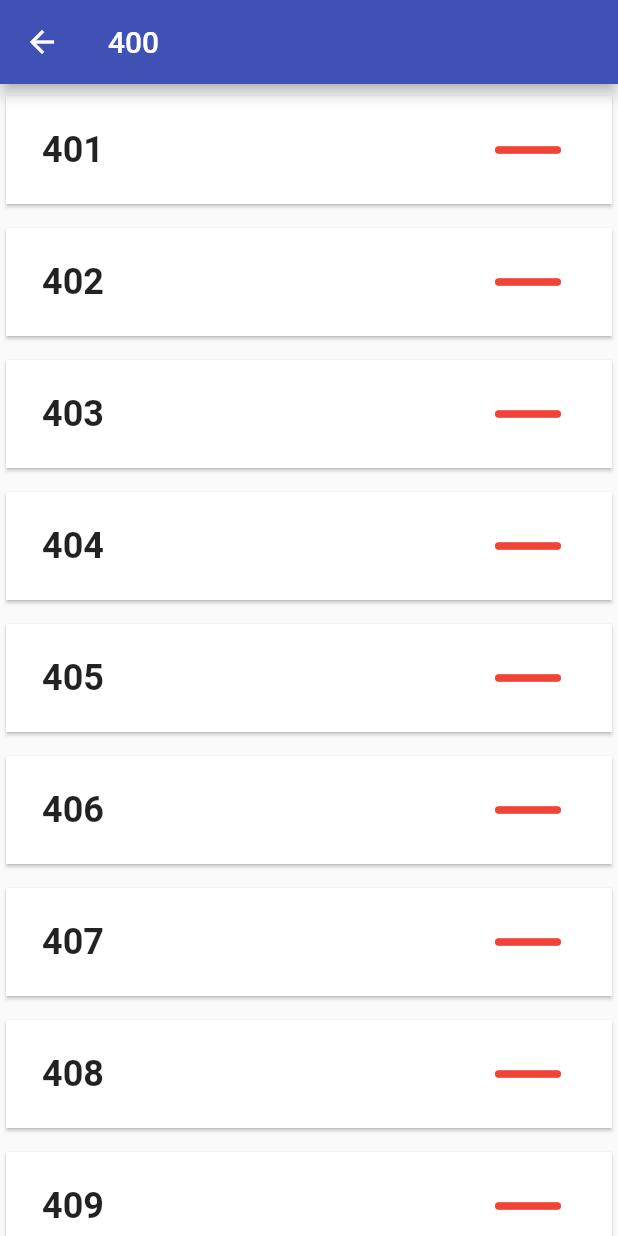
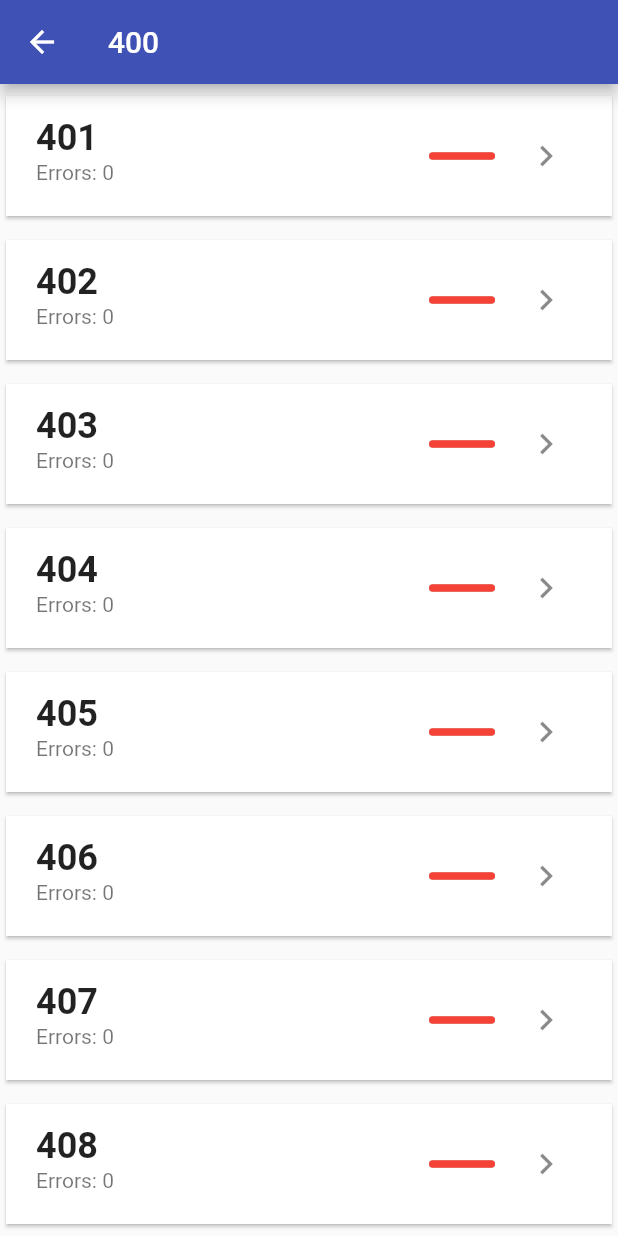
Before and after one commit to TobiPristupin/RoomCheck, a Flutter app: the screen it shows after launch, after a tap on "400", on a phone screen of 412 x 824 dp. Run offline on Flutter 3.47's test engine with Material 2 defaults, Android fonts, the phone set to English and light mode, and no system bars; drawn by our look-alikes of percent_indicator; our stand-ins replace firebase_core; accounts and stored records are empty; statements that could not run were skipped.

Commit message:
Added Error subtitle and arrow button to room list tile

```diff
--- a/lib/managers/building_manager.dart
+++ b/lib/managers/building_manager.dart
@@ -5,43 +5,43 @@ import 'package:room_check/model/building.dart';
 class BuildingManager extends ChangeNotifier {
   Map<String, Map<String, Room>> _allBuildings = {
     "100": {
-      "101": Room("101", false, false, false, false, null),
+      "101": Room("101", false, false, false, false),
     },
     "200": {
-      "201": Room("201", false, false, false, false, null),
-      "202": Room("202", false, false, false, false, null),
-      "203": Room("203", false, false, false, false, null),
+      "201": Room("201", false, false, false, false),
+      "202": Room("202", false, false, false, false),
+      "203": Room("203", false, false, false, false),
     },
     "300": {
-      "301": Room("301", false, false, false, false, null),
+      "301": Room("301", false, false, false, false),
     },
     "400": {
-      "401": Room("401", false, false, false, false, null),
-      "402": Room("402", false, false, false, false, null),
-      "403": Room("403", false, false, false, false, null),
-      "404": Room("404", false, false, false, false, null),
-      "405": Room("405", false, false, false, false, null),
-      "406": Room("406", false, false, false, false, null),
-      "407": Room("407", false, false, false, false, null),
-      "408": Room("408", false, false, false, false, null),
-      "409": Room("409", false, false, false, false, null),
-      "410": Room("410", false, false, false, false, null),
-      "411": Room("411", false, false, false, false, null),
-      "412": Room("412", false, false, false, false, null),
-      "413": Room("413", false, false, false, false, null),
-      "414": Room("414", false, false, false, false, null),
-      "415": Room("415", false, false, false, false, null),
-      "416": Room("416", false, false, false, false, null),
-      "417": Room("417", false, false, false, false, null),
-      "418": Room("418", false, false, false, false, null),
-      "419": Room("419", false, false, false, false, null),
-      "420": Room("420", false, false, false, false, null),
+      "401": Room("401", false, false, false, false),
+      "402": Room("402", false, false, false, false),
+      "403": Room("403", false, false, false, false),
+      "404": Room("404", false, false, false, false),
+      "405": Room("405", false, false, false, false),
+      "406": Room("406", false, false, false, false),
+      "407": Room("407", false, false, false, false),
+      "408": Room("408", false, false, false, false),
+      "409": Room("409", false, false, false, false),
+      "410": Room("410", false, false, false, false),
+      "411": Room("411", false, false, false, false),
+      "412": Room("412", false, false, false, false),
+      "413": Room("413", false, false, false, false),
+      "414": Room("414", false, false, false, false),
+      "415": Room("415", false, false, false, false),
+      "416": Room("416", false, false, false, false),
+      "417": Room("417", false, false, false, false),
+      "418": Room("418", false, false, false, false),
+      "419": Room("419", false, false, false, false),
+      "420": Room("420", false, false, false, false),
     },
     "800": {
-      "801": Room("801", false, false, false, false, null),
+      "801": Room("801", false, false, false, false),
     },
     "Portables": {
-      "P01": Room("P01", false, false, false, false, null),
+      "P01": Room("P01", false, false, false, false),
     },
   };
 
--- a/lib/model/building.dart
+++ b/lib/model/building.dart
@@ -5,9 +5,11 @@ class Room {
   bool powerCords;
   bool dividers;
   bool computers;
+  bool hasErrorMessage;
   String errorMessage;
 
-  Room(this.number, this.checked, this.powerCords, this.dividers,
-    this.computers, this.errorMessage);
+  Room(this.number, this.checked, this.powerCords, this.dividers, this.computers,  [this.errorMessage]){
+    this.hasErrorMessage = this.errorMessage != null;
+  }
 
 }
--- a/lib/screens/building_rooms.dart
+++ b/lib/screens/building_rooms.dart
@@ -16,11 +16,11 @@ class BuildingRoom extends StatelessWidget {
       appBar: AppBar(
         title: Text(building),
       ),
-      body: Container(child: _buildListView()),
+      body: Container(child: _getListView()),
     );
   }
 
-  Widget _buildListView() {
+  Widget _getListView() {
     return Consumer<BuildingManager>(
       builder: (context, manager, child) {
         Map<String, Room> rooms = manager.buildings[building];
@@ -59,32 +59,57 @@ class RoomItem extends StatelessWidget {
       child: InkWell(
         onTap: () => this._onTap(context),
         child: Padding(
-          padding: const EdgeInsets.all(8.0),
-          child: _buildListTile(),
+          padding: const EdgeInsets.all(4.0),
+          child: _getListTile(context),
         ),
       ),
     );
   }
 
   void _onTap(BuildContext context){
-    _room.checked = !_room.checked;
-    Provider.of<BuildingManager>(context).updateRoom(_building, _room);
+    print("pressed");
   }
 
-  Widget _buildListTile() {
+  Widget _getListTile(BuildContext context) {
     return ListTile(
-      title: Text(
-        _roomName,
-        style: TextStyle(fontSize: 24.0, fontWeight: FontWeight.bold),
-      ),
-      trailing: Container(
-        width: 64.0,
-        child: _buildCheckedIndicator(),
+      title: _getMainText(),
+      subtitle: _getSubtitleText(),
+      trailing: Row(
+        mainAxisAlignment: MainAxisAlignment.end,
+        mainAxisSize: MainAxisSize.min,
+        children: <Widget>[
+          Container(
+            width: 64.0,
+            child: _getCheckedIndicator(),
+          ),
+          IconButton(
+            icon: Icon(Icons.keyboard_arrow_right),
+            iconSize: 28.0,
+            onPressed: () => _onTap(context),
+          )
+        ],
       ),
     );
   }
 
-  Widget _buildCheckedIndicator(){
+  Widget _getMainText(){
+    return Text(
+      _roomName,
+      style: TextStyle(fontSize: 24.0, fontWeight: FontWeight.bold),
+    );
+  }
+
+  Widget _getSubtitleText(){
+    int boolToInt(bool x){
+      return x ? 1 : 0;
+    }
+
+    int errors = boolToInt(_room.powerCords) + boolToInt(_room.computers) + boolToInt(_room.dividers) + boolToInt(_room.hasErrorMessage);
+    return Text("Errors: $errors");
+  }
+
+
+  Widget _getCheckedIndicator(){
     return LinearPercentIndicator(
       animation: true,
       animateFromLastPercent: true,
--- a/lib/screens/home_menu.dart
+++ b/lib/screens/home_menu.dart
@@ -14,11 +14,11 @@ class HomeMenu extends StatelessWidget {
       appBar: AppBar(
         title: Text("Room Checker"),
       ),
-      body: Container(child: _buildGridView()),
+      body: Container(child: _getGridView()),
     );
   }
 
-  Widget _buildGridView() {
+  Widget _getGridView() {
     return Consumer<BuildingManager>(
         builder: (context, manager, child) {
           Map<String, Map<String, Room>> buildings = manager.buildings;
@@ -55,8 +55,8 @@ class MenuOption extends StatelessWidget {
         child: Column(
           mainAxisAlignment: MainAxisAlignment.spaceEvenly,
           children: <Widget>[
-            _buildCardText(),
-            _buildPercentIndicator(context),
+            _getCardText(),
+            _getPercentIndicator(context),
           ],
         ),
       ),
@@ -72,14 +72,14 @@ class MenuOption extends StatelessWidget {
     );
   }
 
-  Widget _buildCardText() {
+  Widget _getCardText() {
     return Text(
       _building,
       style: TextStyle(fontSize: 28, fontWeight: FontWeight.bold),
     );
   }
 
-  Widget _buildPercentIndicator(BuildContext context) {
+  Widget _getPercentIndicator(BuildContext context) {
     return Consumer<BuildingManager>(
       builder: (context, manager, child) {
         double percent = _getPercentCheckedRooms(manager);
```
